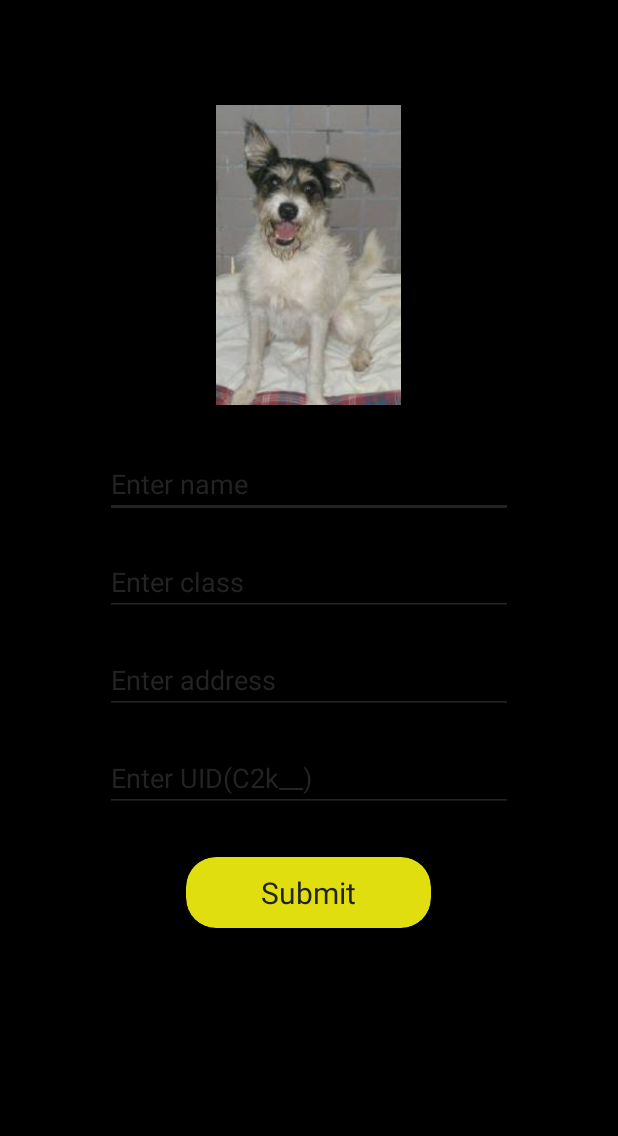
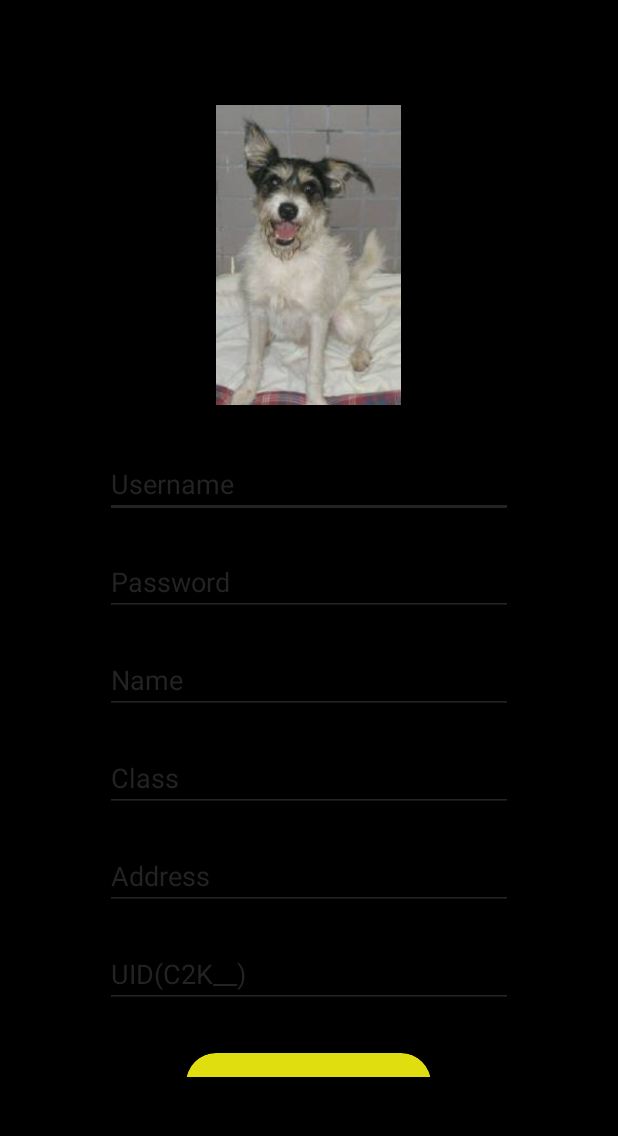
Before and after one commit to Aniruddha004/Smart_Attendance_Management_App, an Android app: the MainActivity screen opened directly, with no data from a screen before it, on a phone screen of 412 x 824 dp, the part 84-1220 px from its top. Run offline under Robolectric (Android 15) with nearby library versions, the phone set to English and light mode, and no system bars.

Commit message:
added modules

```diff
--- a/dbms_app/app/src/main/java/com/example/dbms_app/MainActivity.java
+++ b/dbms_app/app/src/main/java/com/example/dbms_app/MainActivity.java
@@ -6,6 +6,7 @@ import android.Manifest;
 import android.app.Activity;
 import android.content.Context;
 import android.content.Intent;
+import android.content.SharedPreferences;
 import android.content.pm.PackageManager;
 import android.graphics.Bitmap;
 import android.graphics.BitmapFactory;
@@ -22,6 +23,9 @@ import java.io.File;
 import java.io.FileNotFoundException;
 import java.io.FileOutputStream;
 import java.io.IOException;
+import java.math.BigInteger;
+import java.security.MessageDigest;
+import java.security.NoSuchAlgorithmException;
 import java.util.List;
 
 import okhttp3.MediaType;
@@ -38,21 +42,38 @@ public class MainActivity extends AppCompatActivity {
     Retrofit retrofit;
     TextView submit;
     ImageView iv;
-    EditText nameet, addet, classet, uidet;
+    EditText nameet, addet, classet, uidet, usernameet, passwordet;
     boolean imageok = false, infook = false;
     Intent i;
     Context context;
+    SharedPreferences sp;
+    private String prefs = "MYPREFS";
+    private String filename;
+    SharedPreferences.Editor editor;
 
     @Override
     protected void onCreate(Bundle savedInstanceState) {
         super.onCreate(savedInstanceState);
         setContentView(R.layout.activity_main);
+        sp = getSharedPreferences(prefs, MODE_PRIVATE);
+        boolean first = sp.getBoolean("ifFirst", true);
+        editor = sp.edit();
+        /*if(first){
+            String id = getalpnum(16);
+            SharedPreferences.Editor editor = sp.edit();
+            editor.putString("UID", id);
+            editor.commit();
+        }*/
+        filename = getalpnum(10) + ".jpg";
         nameet = findViewById(R.id.nameet);
         addet = findViewById(R.id.addet);
         classet = findViewById(R.id.classet);
         uidet = findViewById(R.id.uidet);
         iv = findViewById(R.id.iv);
         submit = findViewById(R.id.submit);
+        usernameet = findViewById(R.id.usernameet);
+        passwordet = findViewById(R.id.passwordet);
+
         context = MainActivity.this;
         retrofit = new Retrofit.Builder().baseUrl("http://192.168.43.165:5000/").addConverterFactory(GsonConverterFactory.create()).build();
         requests = retrofit.create(Requests.class);
@@ -63,6 +84,11 @@ public class MainActivity extends AppCompatActivity {
             public void onClick(View v) {
                 if (!imageok) {
                     Intent cameraIntent = new Intent(android.provider.MediaStore.ACTION_IMAGE_CAPTURE);
+                    cameraIntent.putExtra("crop", "true");
+                    cameraIntent.putExtra("aspectX", 0);
+                    cameraIntent.putExtra("aspectY", 0);
+                    cameraIntent.putExtra("outputX", 150);
+                    cameraIntent.putExtra("outputY", 200);
                     startActivityForResult(cameraIntent, 1);
                 }
             }
@@ -74,8 +100,10 @@ public class MainActivity extends AppCompatActivity {
                 String _class = classet.getText().toString();
                 String add = addet.getText().toString();
                 String uid = uidet.getText().toString();
+                String password = get_SHA1(passwordet.getText().toString());
+                String username = usernameet.getText().toString();
 
-                Stundent stundent = new Stundent(name, _class, add, uid);
+                Stundent stundent = new Stundent(name, _class, add, uid, username, password, filename);
                 post_info(stundent);
 
 
@@ -98,13 +126,13 @@ public class MainActivity extends AppCompatActivity {
     private void upload_image(Bitmap bitmap) {
 
         //Bitmap bitmap;    // get bitmap from camera intent
-        final Bitmap fbitmap = Bitmap.createScaledBitmap(bitmap, 171, 279, true);
+        final Bitmap fbitmap = Bitmap.createScaledBitmap(bitmap, 150, 200, true);
         ByteArrayOutputStream stream = new ByteArrayOutputStream();
         //bitmap = BitmapFactory.decodeResource(this.getResources(), R.drawable.dog);
         bitmap.compress(Bitmap.CompressFormat.JPEG, 100, stream);
         byte[] byteArray = stream.toByteArray();
 
-        File f = new File(this.getCacheDir(), "image.jpg");
+        File f = new File(this.getCacheDir(), filename);
         try {
             f.createNewFile();
         } catch (IOException e) {
@@ -160,6 +188,12 @@ public class MainActivity extends AppCompatActivity {
                 @Override
                 public void onResponse(Call<String> call, Response<String> response) {
                     if (response.isSuccessful() && response.code() == 200) {
+                        editor.putString("username", s.getUsername());
+                        editor.putBoolean("isFirst", false);
+                        editor.putString("uid", s.getUid());
+                        editor.commit();
+
+
                             i = new Intent(context, Show.class);
                             startActivity(i);
                             ((Activity)context).finish();
@@ -176,4 +210,43 @@ public class MainActivity extends AppCompatActivity {
 
         }
     }
+    private String getalpnum(int n) {
+        String AlphaNumericString = "0123456789" +
+                "ABCDEFGHIJKLMNOPQRSUVWXYS" +
+                "abcdefghijklmnopqrstuvwxyz";
+
+        StringBuilder sb = new StringBuilder(n);
+
+        for (int i = 0; i < n; i++) {
+
+            int index = (int) (AlphaNumericString.length() * Math.random());
+            sb.append(AlphaNumericString.charAt(index));
+        }
+
+        return sb.toString();
+
+    }
+
+    private String get_SHA1(String s){
+        MessageDigest md = null;
+        String hashtext = "";
+        try {
+            md = MessageDigest.getInstance("SHA-1");
+            byte[] messageDigest = md.digest(s.getBytes());
+
+            BigInteger no = new BigInteger(1, messageDigest);
+
+            hashtext = no.toString(16);
+
+            while (hashtext.length() < 32) {
+                hashtext = "0" + hashtext;
+            }
+
+        } catch (NoSuchAlgorithmException e) {
+            e.printStackTrace();
+        }
+
+        return hashtext;
+    }
+
 }
--- a/dbms_app/app/src/main/java/com/example/dbms_app/Requests.java
+++ b/dbms_app/app/src/main/java/com/example/dbms_app/Requests.java
@@ -9,6 +9,7 @@ import retrofit2.http.GET;
 import retrofit2.http.Multipart;
 import retrofit2.http.POST;
 import retrofit2.http.Part;
+import retrofit2.http.Query;
 
 interface Requests {
     @Multipart
@@ -16,9 +17,18 @@ interface Requests {
     Call<String> postimage(@Part MultipartBody.Part image_file);
 
     @GET("get_attendance")
-    Call<List<Subjects>> get_attendance();
+    Call<List<Subjects>> get_attendance(
+            @Query("uid") String uid
+    );
 
     @POST("posts_info")
     Call<String> postinfo(@Body Stundent stundent);
 
+    @GET("verify")
+    Call<String> verify(
+            @Query("username") String username,
+            @Query("password") String password
+    );
+
+
 }
--- a/dbms_app/app/src/main/res/layout/activity_main.xml
+++ b/dbms_app/app/src/main/res/layout/activity_main.xml
@@ -19,11 +19,30 @@
         android:id="@+id/iv"
         android:layout_gravity="center_horizontal"
         android:src="@drawable/dog"
-        android:layout_marginVertical="20dp"/>
+        android:layout_marginVertical="20dp"
+        />
         <EditText
             android:layout_width="match_parent"
             android:layout_height="wrap_content"
-            android:hint="Enter name"
+            android:hint="Username"
+            android:id="@+id/usernameet"
+            android:layout_marginHorizontal="20dp"
+            android:layout_marginVertical="10dp"
+            android:textColorHint="#232323"
+            android:backgroundTint="#232323"/>
+        <EditText
+            android:layout_width="match_parent"
+            android:layout_height="wrap_content"
+            android:hint="Password"
+            android:id="@+id/passwordet"
+            android:layout_marginHorizontal="20dp"
+            android:layout_marginVertical="10dp"
+            android:textColorHint="#232323"
+            android:backgroundTint="#232323"/>
+        <EditText
+            android:layout_width="match_parent"
+            android:layout_height="wrap_content"
+            android:hint="Name"
             android:id="@+id/nameet"
             android:layout_marginHorizontal="20dp"
             android:layout_marginVertical="10dp"
@@ -32,7 +51,7 @@
         <EditText
             android:layout_width="match_parent"
             android:layout_height="wrap_content"
-            android:hint="Enter class"
+            android:hint="Class"
             android:id="@+id/classet"
             android:layout_marginHorizontal="20dp"
             android:layout_marginVertical="10dp"
@@ -42,7 +61,7 @@
         <EditText
             android:layout_width="match_parent"
             android:layout_height="wrap_content"
-            android:hint="Enter address"
+            android:hint="Address"
             android:id="@+id/addet"
             android:layout_marginHorizontal="20dp"
             android:layout_marginVertical="10dp"
@@ -51,7 +70,7 @@
         <EditText
             android:layout_width="match_parent"
             android:layout_height="wrap_content"
-            android:hint="Enter UID(C2k__)"
+            android:hint="UID(C2K__)"
             android:id="@+id/uidet"
             android:layout_marginHorizontal="20dp"
             android:layout_marginVertical="10dp"
--- a/dbms_app/app/src/main/res/layout/activity_show.xml
+++ b/dbms_app/app/src/main/res/layout/activity_show.xml
@@ -13,7 +13,6 @@
         android:layout_width="match_parent"
         android:layout_height="match_parent"
         android:id="@+id/rv">
-
     </androidx.recyclerview.widget.RecyclerView>
     </androidx.swiperefreshlayout.widget.SwipeRefreshLayout>
 
```
Also changed, not shown: dbms_app/app/src/main/AndroidManifest.xml (+4 -3 lines), dbms_app/app/src/main/java/com/example/dbms_app/Adapter.java (+5 -2 lines), dbms_app/app/src/main/java/com/example/dbms_app/Launcher.java (added, +49 -0 lines), dbms_app/app/src/main/java/com/example/dbms_app/Login.java (added, +102 -0 lines), dbms_app/app/src/main/java/com/example/dbms_app/Show.java (+9 -5 lines), dbms_app/app/src/main/java/com/example/dbms_app/Stundent.java (+29 -2 lines), dbms_app/app/src/main/res/layout/activity_launcher.xml (added, +63 -0 lines), dbms_app/app/src/main/res/layout/activity_login.xml (added, +60 -0 lines), 3 other files.
